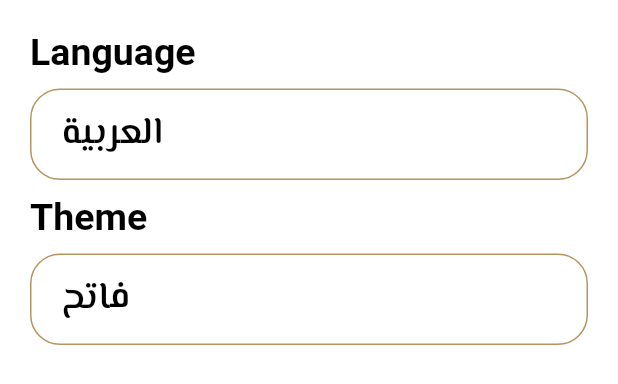
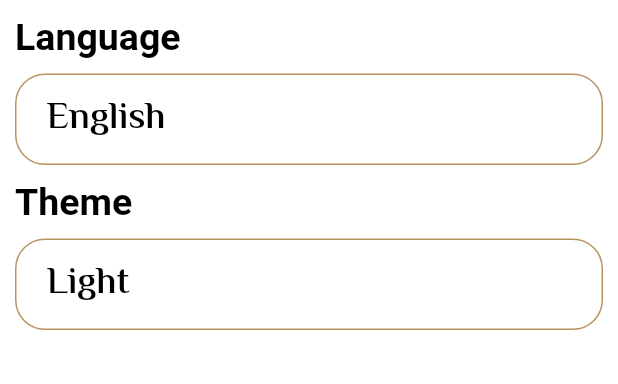
Before and after one commit to heshamgasser/Islamic, a Flutter app: the SettingTab widget shown alone on an empty page, opened directly, on a phone screen of 412 x 824 dp. Shown: the top 384 px of the screen. Run offline on Flutter 3.47's test engine with Material 2 defaults, Android fonts, the phone set to English and light mode, and no system bars; our stand-ins replace google_fonts; generated files the repository leaves out were written again.

Commit message:
change language and theme

```diff
--- a/lib/tabs/setting.dart
+++ b/lib/tabs/setting.dart
@@ -1,6 +1,8 @@
 import 'package:flutter/material.dart';
 import 'package:flutter_gen/gen_l10n/app_localizations.dart';
+import 'package:islamic_app/providers/app_provider.dart';
 import 'package:islamic_app/widgets/themeBottomSheet.dart';
+import 'package:provider/provider.dart';
 
 import '../widgets/languageBottomSheet.dart';
 
@@ -9,8 +11,9 @@ class SettingTab extends StatelessWidget {
 
   @override
   Widget build(BuildContext context) {
+    var dataProvider = Provider.of<AppProvider>(context);
     return Padding(
-      padding: const EdgeInsets.all(20.0),
+      padding: const EdgeInsets.all(10.0),
       child: Column(
         crossAxisAlignment: CrossAxisAlignment.stretch,
         children: [
@@ -31,7 +34,7 @@ class SettingTab extends StatelessWidget {
                     color: Theme.of(context).colorScheme.onBackground),
               ),
               child: Text(
-                'العربية',
+                dataProvider.language == 'en' ? 'English' : 'العربية',
                 style: Theme.of(context).textTheme.bodyMedium,
               ),
             ),
@@ -54,7 +57,13 @@ class SettingTab extends StatelessWidget {
                     color: Theme.of(context).colorScheme.onBackground),
               ),
               child: Text(
-                'فاتح',
+                dataProvider.language == 'en'
+                    ? dataProvider.themeMode == ThemeMode.light
+                        ? 'Light'
+                        : 'Dark'
+                    : dataProvider.themeMode == ThemeMode.light
+                        ? 'فاتح'
+                        : 'داكن',
                 style: Theme.of(context).textTheme.bodyMedium,
               ),
             ),
```
Also changed, not shown: lib/tabs/sebha.dart (+18 -0 lines).
